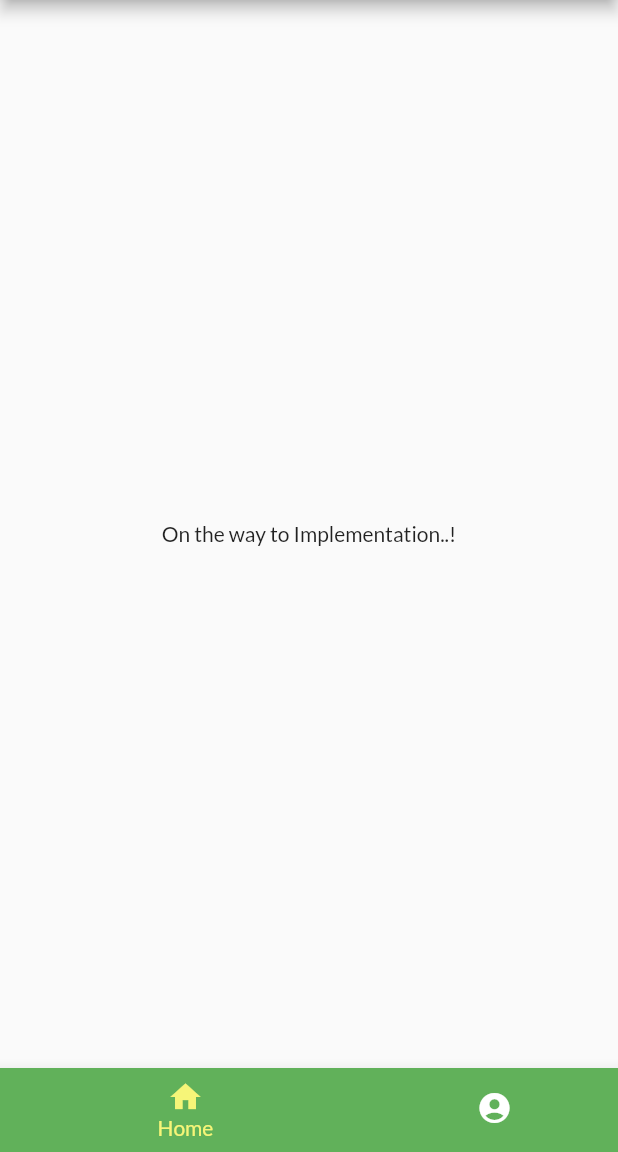
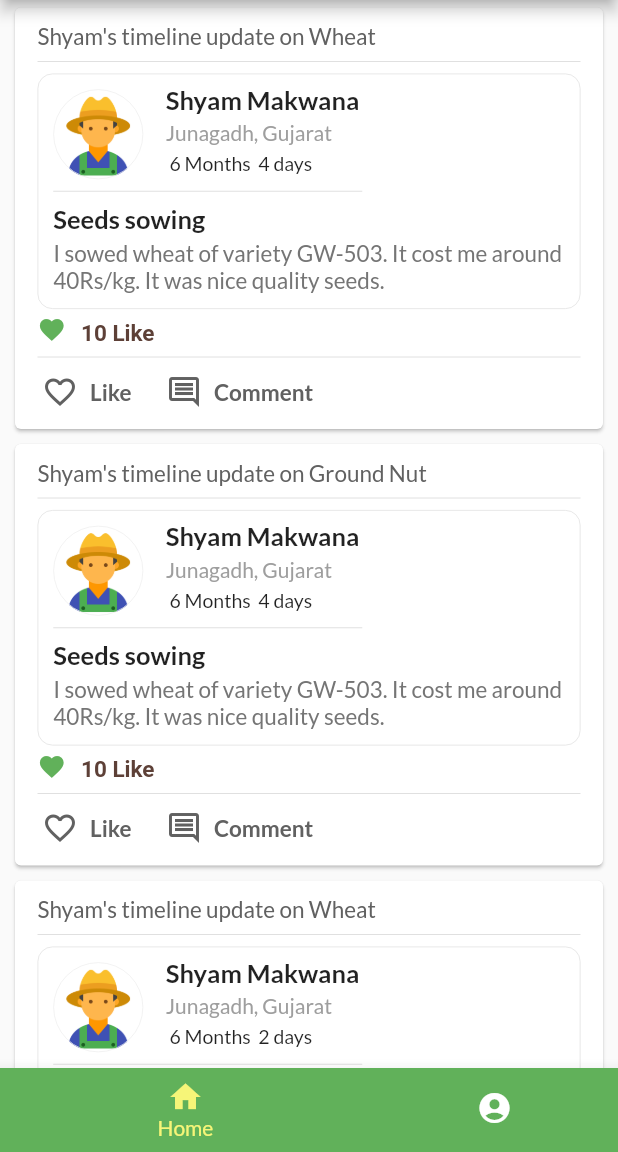
Before and after one commit to mscreation28/Farmer-Social-Network, a Flutter app: the TabScreen screen opened by its route, on a phone screen of 412 x 824 dp, the part 84-1236 px from its top. Run offline on Flutter 3.47's test engine with Material 2 defaults, Android fonts, the phone set to English and light mode, and no system bars; our stand-ins replace google_fonts, image_picker, timeline_tile; accounts and stored records are empty.

Commit message:
Timeline update post

```diff
--- a/lib/Screen/tab_page.dart
+++ b/lib/Screen/tab_page.dart
@@ -1,6 +1,7 @@
-import 'package:KrishiMitr/Widget/titleText.dart';
+import './timeline_updates.dart';
+import '../Widget/titleText.dart';
 
-import 'home_page.dart';
+// import 'home_page.dart';
 import 'profile_page.dart';
 import 'package:flutter/material.dart';
 
@@ -24,7 +25,7 @@ class _TabScreenState extends State<TabScreen> {
   @override
   void initState() {
     _pages = [
-      {'page': HomePage()},
+      {'page': TimelineUpdate()},
       {'page': ProfilePage()},
     ];
     super.initState();
--- /dev/null
+++ b/lib/Screen/timeline_updates.dart
@@ -0,0 +1,22 @@
+import '../Widget/timeline_post.dart';
+import '../models/dummy_data.dart';
+import '../models/timeline_model.dart';
+import 'package:flutter/material.dart';
+
+class TimelineUpdate extends StatelessWidget {
+
+  List<TimelineModel> timelines = dummyTimeline;
+
+  @override
+  Widget build(BuildContext context) {
+    timelines.sort((a, b) => a.date.compareTo(b.date));
+    return Scaffold(
+      body: ListView.builder(
+        itemBuilder: (context, index) {
+          return TimelinePost(timeline: timelines[index]);
+        },
+        itemCount: timelines.length,
+      )
+    );
+  }
+}
--- /dev/null
+++ b/lib/Widget/timeline_post.dart
@@ -0,0 +1,198 @@
+import 'package:KrishiMitr/models/dummy_data.dart';
+import 'package:KrishiMitr/models/timeline_model.dart';
+import 'package:flutter/material.dart';
+
+class TimelinePost extends StatelessWidget {
+  TimelineModel timeline;
+  TimelinePost({this.timeline});
+  String getCropname(String id) {
+    return dummyCrop.firstWhere((element) => element.id==id).name;
+  }
+
+  @override
+  Widget build(BuildContext context) {
+    final DateTime date = timeline.date;
+    final DateTime curDate = DateTime.now();
+    final _difference = curDate.difference(date).inDays;
+
+    return Card(
+      margin: EdgeInsets.symmetric(vertical: 5, horizontal: 10),
+      child: Container(
+        padding: EdgeInsets.symmetric(vertical: 10,horizontal: 15),
+        child: Column(
+          crossAxisAlignment: CrossAxisAlignment.start,
+          children: [
+            Text(
+              "Shyam's timeline update on ${getCropname(timeline.usercropid)}",
+              style: TextStyle(
+                fontSize: 15,
+                color: Colors.grey.shade700
+              ),
+            ),
+            Divider(),
+            Container(
+              padding: EdgeInsets.all(10),
+              decoration: BoxDecoration(
+                border: Border.all(
+                  color: Colors.grey.shade300,
+                  width: 0.5
+                ),
+                borderRadius: BorderRadius.circular(10)
+              ),
+              child: Column(
+                crossAxisAlignment: CrossAxisAlignment.start,
+                children: [
+                  Row(
+                    children: [
+                      Container(
+                        height: 60.0,
+                        width: 60.0,
+                        padding: EdgeInsets.all(8),
+                        decoration: BoxDecoration(
+                          color: Colors.white,
+                          shape: BoxShape.circle,
+                          border: Border.all(
+                            color: Colors.grey.shade200,
+                            width: 0.5,
+                          ),
+                          image: DecorationImage(
+                            image: AssetImage("assets/images/farmer.png"),
+                          )
+                        ),
+                      ),
+                      SizedBox(
+                        width: 15,
+                      ),
+                      Column(
+                        crossAxisAlignment: CrossAxisAlignment.start,
+                        children: [
+                          FittedBox(
+                            child: Text(
+                              'Shyam Makwana',
+                              style: TextStyle(
+                                fontSize: 17,
+                                fontWeight: FontWeight.bold,
+                                height: 0.8,
+                              ),
+                            ),
+                          ),
+                          SizedBox(
+                            height: 4,
+                          ),
+                          FittedBox(
+                            child: Text(
+                              'Junagadh, Gujarat',
+                              style: TextStyle(
+                                fontSize: 14,
+                                fontWeight: FontWeight.w400,
+                                color: Colors.grey.shade500
+                              ),
+                            ),
+                          ),
+                          SizedBox(height: 4),
+                          Text(
+                            " ${_difference~/30} Months  ${_difference%30} days",
+                            style: TextStyle(
+                              fontSize: 13,
+                              fontWeight: FontWeight.normal,
+                            ),
+                          )
+                        ]
+                      )
+                    ],
+                  ),
+                  SizedBox(
+                    // height: 10,
+                    width: MediaQuery.of(context).size.width *0.5,
+                    child: Divider(
+                      // thickness: 1.5,
+                    ),
+                  ),
+                  Text(
+                    timeline.title,
+                    style: TextStyle(
+                      fontSize: 17,
+                      fontWeight: FontWeight.bold
+                    ),
+                  ),
+                  SizedBox(height: 4,),
+                  Text(
+                    timeline.description!=null ? timeline.description : "none",
+                    style: TextStyle(
+                      fontSize: 15,
+                      color: Colors.grey.shade600,
+                      fontWeight: FontWeight.normal,
+                    ),
+                  ),
+                ],
+              ),
+            ),
+            SizedBox(
+              height: 5,
+            ),
+            RichText(
+              text: TextSpan(
+                children: [
+                  WidgetSpan(
+                    child: Icon(
+                      Icons.favorite,
+                      size: 19,
+                      color: Theme.of(context).primaryColor,
+                    )
+                  ),
+                  WidgetSpan(child: SizedBox(width: 10,)),
+                  TextSpan(
+                    text: '10 Like',
+                    style: TextStyle(
+                      fontSize: 15,
+                      color: Theme.of(context).primaryColorDark,
+                      fontWeight: FontWeight.bold
+                    ),
+                  )
+                ]
+              ),
+            ),
+            Divider(),
+            Row(
+              children: [
+                IconButton(
+                  padding: EdgeInsets.all(3),
+                  constraints: BoxConstraints(),
+                  icon: Icon(Icons.favorite_outline),
+                  onPressed: () {},
+                  color: Colors.grey.shade700,
+                ),
+                SizedBox(width: 5,),
+                Text(
+                  'Like',
+                  style: TextStyle(
+                    fontSize: 15,
+                    fontWeight: FontWeight.bold,
+                    color: Colors.grey.shade700
+                  ),
+                ),
+                SizedBox(width: 20,),
+                IconButton(
+                  padding: EdgeInsets.all(3),
+                  constraints: BoxConstraints(),
+                  icon: Icon(Icons.comment_outlined),
+                  onPressed: () {},
+                  color: Colors.grey.shade700,
+                ),
+                SizedBox(width: 5,),
+                Text(
+                  'Comment',
+                  style: TextStyle(
+                    fontSize: 15,
+                    fontWeight: FontWeight.bold,
+                    color: Colors.grey.shade700
+                  ),
+                ),
+              ],
+            )
+          ],
+        ),
+      ),
+    );
+  }
+}
--- a/lib/models/dummy_data.dart
+++ b/lib/models/dummy_data.dart
@@ -77,9 +77,9 @@ var dummyTimeline = [
   TimelineModel(
     id: 't7',
     usercropid: 'uc1',
-    title: 'Seeds sowing',
+    title: 'Harvesting',
     description: 'I sowed wheat of variety GW-503. It cost me around 40Rs/kg. It was nice quality seeds.',
-    date: DateTime.parse("2020-07-21 20:18:04Z"),
+    date: DateTime.parse("2020-09-21 20:18:04Z"),
   ),
   TimelineModel(
     id: 't1',
```
